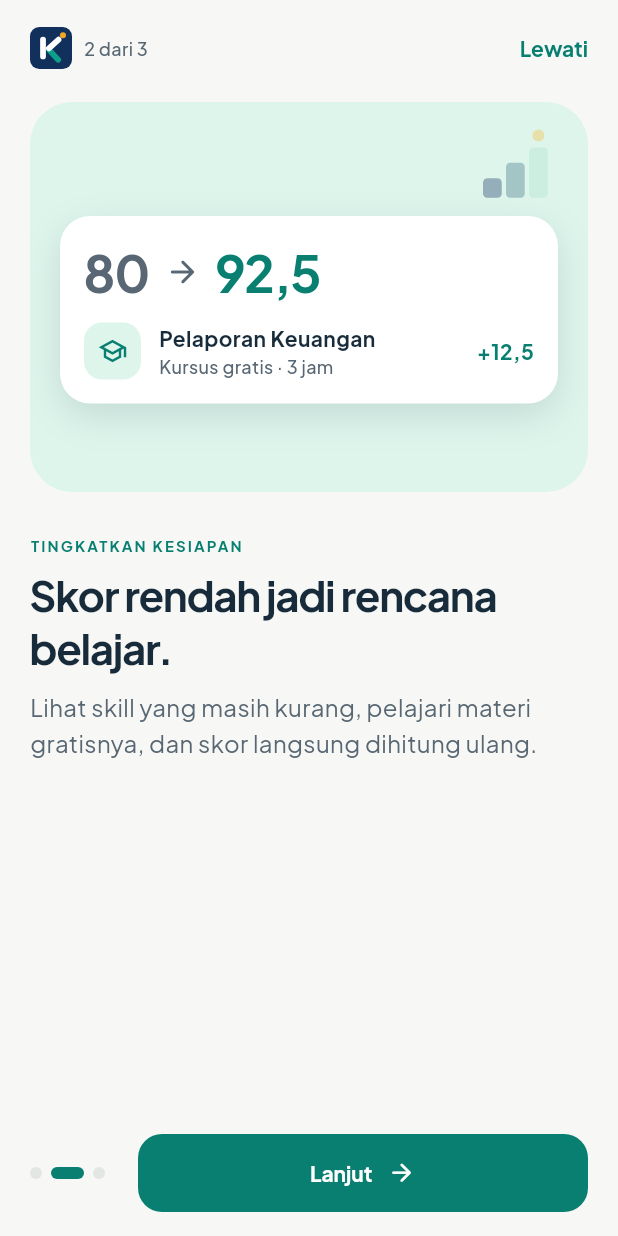
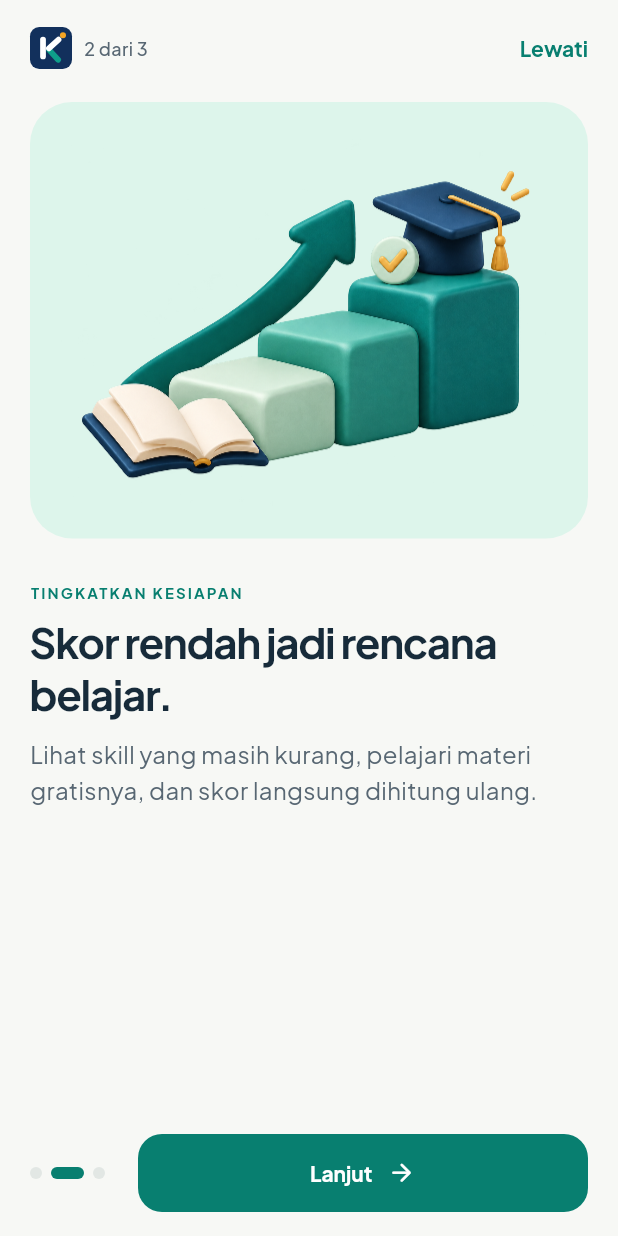
Before and after one commit to mibnusofyan/KarirIn, a Flutter app: the screen it shows after launch, swiped to page 2, on a phone screen of 412 x 824 dp. Run offline on Flutter 3.47's test engine with Material 3 defaults, Android fonts, the phone set to English and light mode, and no system bars; our stand-ins replace flutter_riverpod, go_router.

Commit message:
Use the team's 3D illustrations in onboarding
Replace the code-drawn onboarding illustrations with the three 3D
illustrations in assets/images/onboarding (transparent PNG, 1448x1086):
"lowongan yang cocok", "meningkatkan skill" and "latihan wawancara".

- Panels use light tints (light blue, mint, light amber); the first panel
  was navy, which would hide the navy briefcase/laptop in the artwork.
- The K-steps corner motif is removed so it does not overlap the art.
- Images decode at display width (cacheWidth) instead of the full 1448px.
- pubspec registers assets/images/onboarding/.
- Tests check the right illustration per slide (ResizeImage-aware
  finder) and that all three files are bundled; the old checks on the
  code-drawn figures are removed.

Co-Authored-By: Claude Opus 5.5 <noreply@anthropic.com>

```diff
--- a/lib/screens/onboarding_screen.dart
+++ b/lib/screens/onboarding_screen.dart
@@ -1,16 +1,13 @@
 import 'package:flutter/material.dart';
 import 'package:go_router/go_router.dart';
 
-import '../data/mock_data.dart';
-import '../logic/interview.dart';
-import '../logic/match_score.dart';
 import '../router.dart';
 import '../theme/career_theme.dart';
 import '../widgets/career_widgets.dart';
 import '../widgets/common.dart';
 
 /// Three stories: find opportunities, grow readiness, practise. One benefit per slide,
-/// each with the same panel shape and the K mark's rising-steps motif.
+/// each with an illustration on the same panel shape.
 class OnboardingScreen extends StatefulWidget {
   const OnboardingScreen({super.key});
 
@@ -141,162 +138,41 @@ class _OnboardingScreenState extends State<OnboardingScreen> {
   }
 }
 
-/// Same rounded panel for every slide; colour and illustration change with the story.
+/// Same rounded panel for every slide, holding the story's illustration.
 class _Panel extends StatelessWidget {
   const _Panel({required this.index});
   final int index;
 
+  /// Illustrations from assets/images/onboarding (transparent PNG, 1448 × 1086).
+  static const images = [
+    'assets/images/onboarding/lowongan yang cocok.png',
+    'assets/images/onboarding/meningkatkan skill.png',
+    'assets/images/onboarding/latihan wawancara.png',
+  ];
+
   @override
   Widget build(BuildContext context) {
-    final bg = [CareerColors.navy, CareerColors.mint, CareerColors.amberLight][index];
+    // Light tints so the navy and teal in the illustrations stay visible.
+    final bg = [const Color(0xFFE8EEF7), CareerColors.mint, CareerColors.amberLight][index];
+    final dpr = MediaQuery.devicePixelRatioOf(context);
     return ExcludeSemantics(
       child: Container(
         width: double.infinity,
-        constraints: const BoxConstraints(minHeight: 260),
+        padding: const EdgeInsets.fromLTRB(16, 20, 16, 16),
         decoration: BoxDecoration(color: bg, borderRadius: BorderRadius.circular(28)),
-        clipBehavior: Clip.antiAlias,
-        child: Stack(
-          children: [
-            // Small K-steps motif above the card, so it is never covered.
-            Positioned(
-              right: 20,
-              top: 16,
-              child: Opacity(
-                opacity: index == 0 ? .7 : .45,
-                child: const SizedBox(width: 50, height: 48, child: FittedBox(child: CareerSteps())),
-              ),
+        child: LayoutBuilder(
+          builder: (context, c) => AspectRatio(
+            aspectRatio: 1448 / 1086,
+            child: Image.asset(
+              images[index],
+              fit: BoxFit.contain,
+              // Decode at display size instead of the full 1448 px.
+              cacheWidth: (c.maxWidth * dpr).round(),
+              filterQuality: FilterQuality.medium,
             ),
-            Padding(
-              padding: const EdgeInsets.fromLTRB(20, 76, 20, 20),
-              child: [const _OpportunityArt(), const _ReadinessArt(), const _PracticeArt()][index],
-            ),
-          ],
+          ),
         ),
       ),
     );
   }
 }
-
-class _WhiteCard extends StatelessWidget {
-  const _WhiteCard({required this.child});
-  final Widget child;
-
-  @override
-  Widget build(BuildContext context) => Container(
-    width: double.infinity,
-    padding: const EdgeInsets.all(16),
-    decoration: BoxDecoration(
-      color: Colors.white,
-      borderRadius: BorderRadius.circular(20),
-      boxShadow: const [BoxShadow(color: Color(0x1F0B1F3A), blurRadius: 20, offset: Offset(0, 8))],
-    ),
-    child: child,
-  );
-}
-
-class _OpportunityArt extends StatelessWidget {
-  const _OpportunityArt();
-
-  @override
-  Widget build(BuildContext context) {
-    final job = jobById('j1');
-    final r = computeMatch(job, raniProfile);
-    return _WhiteCard(
-      child: Column(
-        crossAxisAlignment: CrossAxisAlignment.start,
-        children: [
-          Row(
-            children: [
-              CompanyAvatar(company: job.company, size: 36),
-              const SizedBox(width: 10),
-              Expanded(child: Text(job.company, style: CareerText.small)),
-            ],
-          ),
-          const SizedBox(height: 10),
-          Text(job.title, style: CareerText.cardTitle),
-          const SizedBox(height: 4),
-          Text('${job.city} · ${job.mode.label} · ${job.salary}', style: CareerText.small),
-          const SizedBox(height: 12),
-          MatchBadge(result: r),
-        ],
-      ),
-    );
-  }
-}
-
-class _ReadinessArt extends StatelessWidget {
-  const _ReadinessArt();
-
-  @override
-  Widget build(BuildContext context) {
-    final job = jobById('j1');
-    final before = computeMatch(job, raniProfile);
-    final gap = skillGap(job, before).first;
-    final after = computeMatch(job, raniProfile.copyWith(skills: [...raniProfile.skills, gap.skill]));
-    return _WhiteCard(
-      child: Column(
-        crossAxisAlignment: CrossAxisAlignment.start,
-        children: [
-          Wrap(
-            crossAxisAlignment: WrapCrossAlignment.end,
-            children: [
-              Text(fmt(before.total), style: CareerText.heading.copyWith(fontSize: 34, color: CareerColors.muted)),
-              const Padding(
-                padding: EdgeInsets.fromLTRB(10, 0, 10, 10),
-                child: Icon(Icons.arrow_forward_rounded, color: CareerColors.muted),
-              ),
-              Text(fmt(after.total), style: CareerText.heading.copyWith(fontSize: 34, color: CareerColors.teal)),
-            ],
-          ),
-          const SizedBox(height: 12),
-          Row(
-            children: [
-              Container(
-                padding: const EdgeInsets.all(9),
-                decoration: BoxDecoration(color: CareerColors.mint, borderRadius: BorderRadius.circular(12)),
-                child: const Icon(Icons.school_outlined, color: CareerColors.teal, size: 20),
-              ),
-              const SizedBox(width: 12),
-              Expanded(
-                child: Column(
-                  crossAxisAlignment: CrossAxisAlignment.start,
-                  children: [
-                    Text(gap.skill, style: CareerText.label),
-                    Text('${resourceFor(gap.skill).type.label} gratis · ${resourceFor(gap.skill).duration}', style: CareerText.small),
-                  ],
-                ),
-              ),
-              Text('+${fmt(gap.gain)}', style: CareerText.label.copyWith(color: CareerColors.teal)),
-            ],
-          ),
-        ],
-      ),
-    );
-  }
-}
-
-class _PracticeArt extends StatelessWidget {
-  const _PracticeArt();
-
-  @override
-  Widget build(BuildContext context) {
-    final q = interviewJ1[1];
-    final score = gradeAnswer(q.better);
-    return _WhiteCard(
-      child: Column(
-        crossAxisAlignment: CrossAxisAlignment.start,
-        children: [
-          CareerPill(q.type, icon: Icons.forum_outlined, color: CareerColors.navy, background: CareerColors.background),
-          const SizedBox(height: 10),
-          Text(q.text, maxLines: 2, overflow: TextOverflow.ellipsis, style: CareerText.label),
-          const SizedBox(height: 14),
-          for (final (name, v) in score.aspects.take(2))
-            Padding(
-              padding: const EdgeInsets.only(bottom: 10),
-              child: RubricRow(name: name, value: v),
-            ),
-        ],
-      ),
-    );
-  }
-}
--- a/pubspec.yaml
+++ b/pubspec.yaml
@@ -63,6 +63,7 @@ flutter:
 
   assets:
     - assets/fonts/plus_jakarta_sans/OFL.txt
+    - assets/images/onboarding/
 
   fonts:
     - family: PlusJakartaSans
```
Also changed, not shown: assets/images/onboarding/latihan wawancara.png (added), assets/images/onboarding/lowongan yang cocok.png (added), assets/images/onboarding/meningkatkan skill.png (added), 1 other file.
